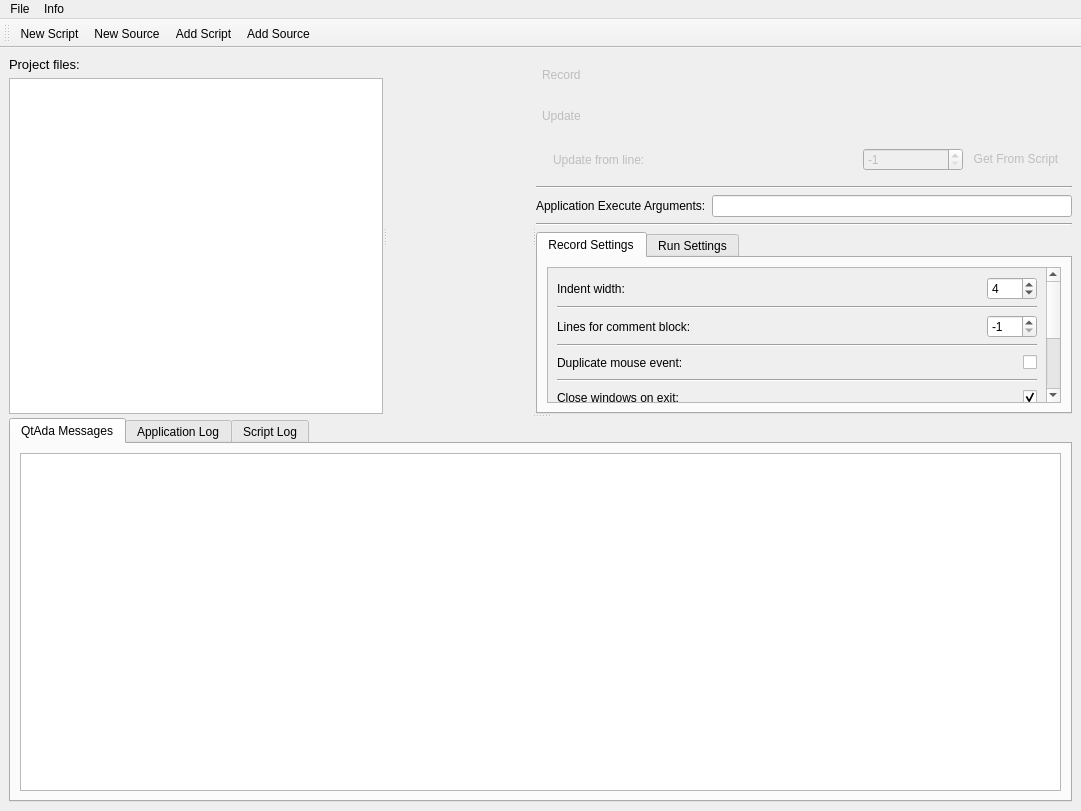
First picture: the form in client/gui/MainGui.ui, repository lildannita/QtAda, before the edit.
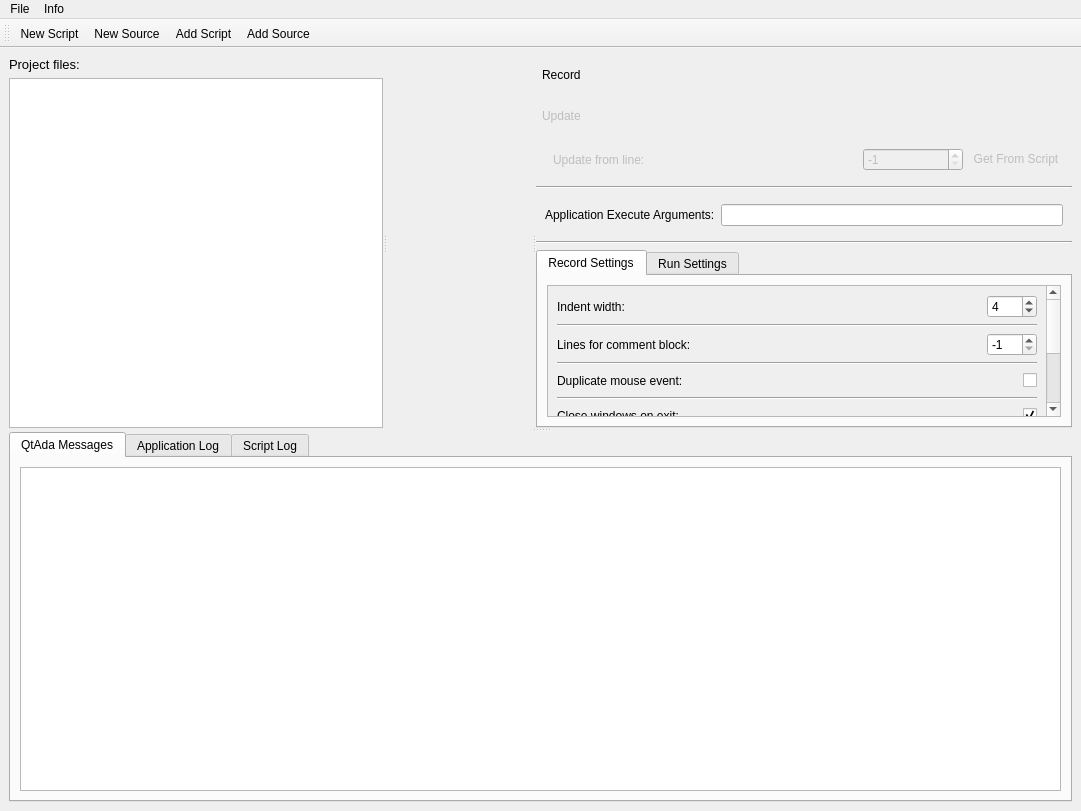
Second picture: the form after the edit. Icons and pictures are not drawn.

Patch:
```diff
--- a/client/gui/MainGui.ui
+++ b/client/gui/MainGui.ui
@@ -88,6 +88,9 @@
         </property>
        </widget>
        <widget class="QWidget" name="recordAndSettingsWidget" native="true">
+        <property name="enabled">
+         <bool>true</bool>
+        </property>
         <property name="sizePolicy">
          <sizepolicy hsizetype="Minimum" vsizetype="Minimum">
           <horstretch>0</horstretch>
@@ -103,7 +106,7 @@
            <item>
             <widget class="QPushButton" name="recordButton">
              <property name="enabled">
-              <bool>false</bool>
+              <bool>true</bool>
              </property>
              <property name="minimumSize">
               <size>
@@ -250,6 +253,10 @@
           </widget>
          </item>
          <item>
+          <widget class="QWidget" name="appExeArgsWidget" native="true">
+           <property name="enabled">
+            <bool>true</bool>
+           </property>
           <layout class="QHBoxLayout" name="horizontalLayout_11">
            <item>
             <widget class="QLabel" name="appExeArgsLabel">
@@ -262,6 +269,7 @@
             <widget class="QLineEdit" name="appExeArgsEdit"/>
            </item>
           </layout>
+          </widget>
          </item>
          <item>
           <widget class="Line" name="line_7">
@@ -645,6 +653,21 @@
        <property name="currentIndex">
         <number>0</number>
        </property>
+       <property name="usesScrollButtons">
+        <bool>false</bool>
+       </property>
+       <property name="documentMode">
+        <bool>false</bool>
+       </property>
+       <property name="tabsClosable">
+        <bool>false</bool>
+       </property>
+       <property name="movable">
+        <bool>false</bool>
+       </property>
+       <property name="tabBarAutoHide">
+        <bool>false</bool>
+       </property>
        <widget class="QWidget" name="qtadaLogTab">
         <attribute name="title">
          <string>QtAda Messages</string>
```
Left out of the diff: 2 changed lines with no effect on the pictures. Lines whose indentation alone changed are shown as unchanged.
